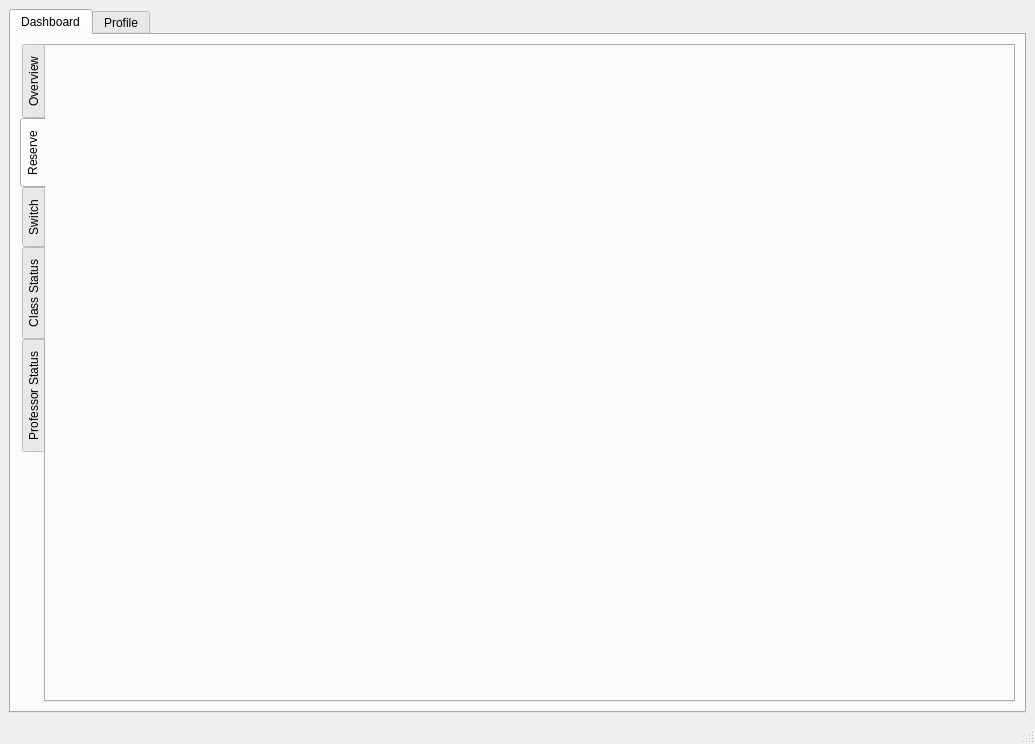
Above: bms/mainwindow.ui from MythicSTR/bms-project before the change. Below: the same form after it.
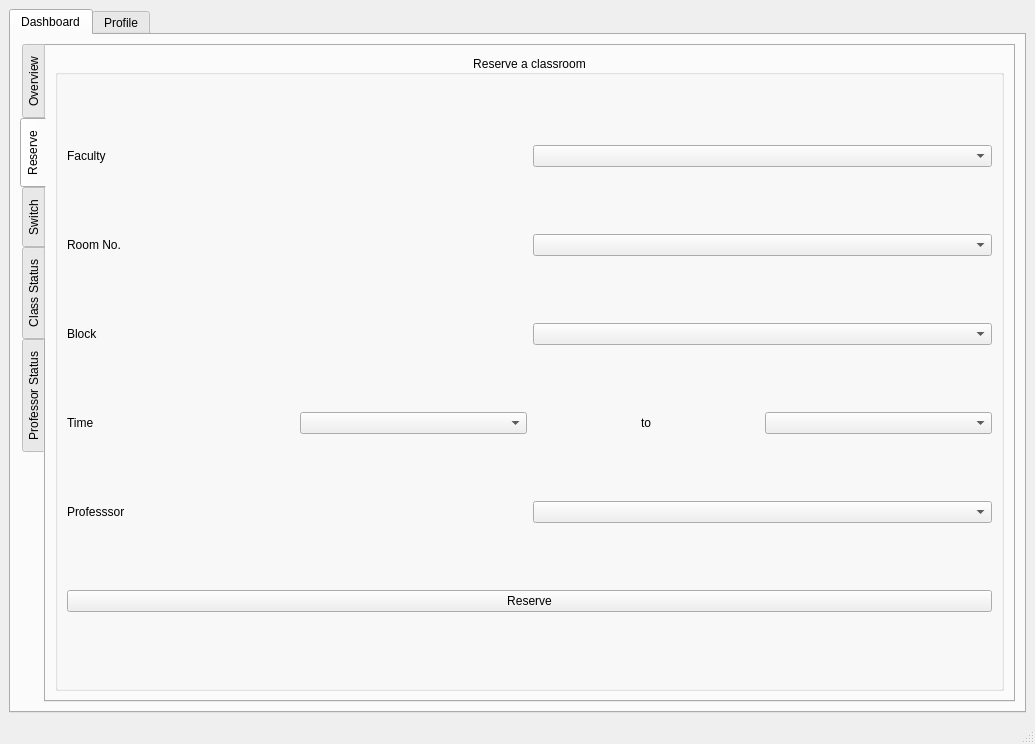
That is the form after the change. The open tabs and pages were chosen to show the change.

Commit message: added widgets to dashboard-reserve

Diff of the .ui file:
```diff
--- a/bms/mainwindow.ui
+++ b/bms/mainwindow.ui
@@ -48,6 +48,110 @@
            <attribute name="title">
             <string>Reserve</string>
            </attribute>
+           <layout class="QHBoxLayout" name="horizontalLayout_19">
+            <item>
+             <widget class="QGroupBox" name="groupBox_4">
+              <property name="title">
+               <string>Reserve a classroom</string>
+              </property>
+              <property name="alignment">
+               <set>Qt::AlignCenter</set>
+              </property>
+              <layout class="QVBoxLayout" name="verticalLayout_4">
+               <item>
+                <layout class="QHBoxLayout" name="horizontalLayout_18">
+                 <item>
+                  <widget class="QLabel" name="label_14">
+                   <property name="text">
+                    <string>Faculty</string>
+                   </property>
+                  </widget>
+                 </item>
+                 <item>
+                  <widget class="QComboBox" name="comboBox_12"/>
+                 </item>
+                </layout>
+               </item>
+               <item>
+                <layout class="QHBoxLayout" name="horizontalLayout_17">
+                 <item>
+                  <widget class="QLabel" name="label_15">
+                   <property name="text">
+                    <string>Room No.</string>
+                   </property>
+                  </widget>
+                 </item>
+                 <item>
+                  <widget class="QComboBox" name="comboBox_13"/>
+                 </item>
+                </layout>
+               </item>
+               <item>
+                <layout class="QHBoxLayout" name="horizontalLayout_16">
+                 <item>
+                  <widget class="QLabel" name="label_16">
+                   <property name="text">
+                    <string>Block</string>
+                   </property>
+                  </widget>
+                 </item>
+                 <item>
+                  <widget class="QComboBox" name="comboBox_14"/>
+                 </item>
+                </layout>
+               </item>
+               <item>
+                <layout class="QHBoxLayout" name="horizontalLayout_15">
+                 <item>
+                  <widget class="QLabel" name="label_17">
+                   <property name="text">
+                    <string>Time</string>
+                   </property>
+                  </widget>
+                 </item>
+                 <item>
+                  <widget class="QComboBox" name="comboBox_15"/>
+                 </item>
+                 <item>
+                  <widget class="QLabel" name="label_19">
+                   <property name="text">
+                    <string>to</string>
+                   </property>
+                   <property name="alignment">
+                    <set>Qt::AlignCenter</set>
+                   </property>
+                  </widget>
+                 </item>
+                 <item>
+                  <widget class="QComboBox" name="comboBox_16"/>
+                 </item>
+                </layout>
+               </item>
+               <item>
+                <layout class="QHBoxLayout" name="horizontalLayout_14">
+                 <item>
+                  <widget class="QLabel" name="label_18">
+                   <property name="text">
+                    <string>Professsor</string>
+                   </property>
+                  </widget>
+                 </item>
+                 <item>
+                  <widget class="QComboBox" name="comboBox_17"/>
+                 </item>
+                </layout>
+               </item>
+               <item>
+                <widget class="QPushButton" name="pushButton_2">
+                 <property name="text">
+                  <string>Reserve</string>
+                 </property>
+                </widget>
+               </item>
+              </layout>
+             </widget>
+            </item>
+           </layout>
           </widget>
           <widget class="QWidget" name="tab_5">
            <attribute name="title">
```
Left out of the diff: 2 changed lines with no effect on the pictures.
